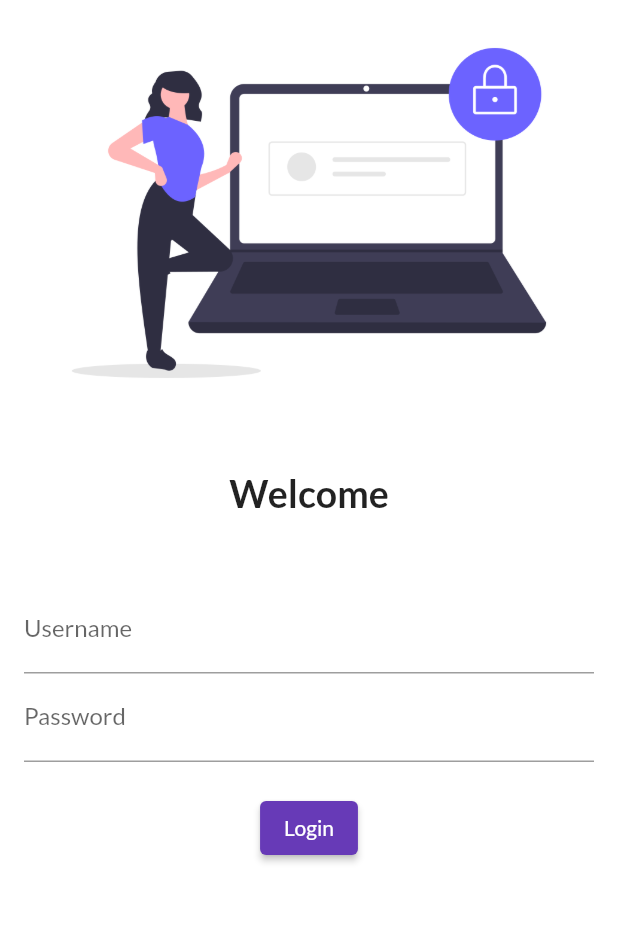
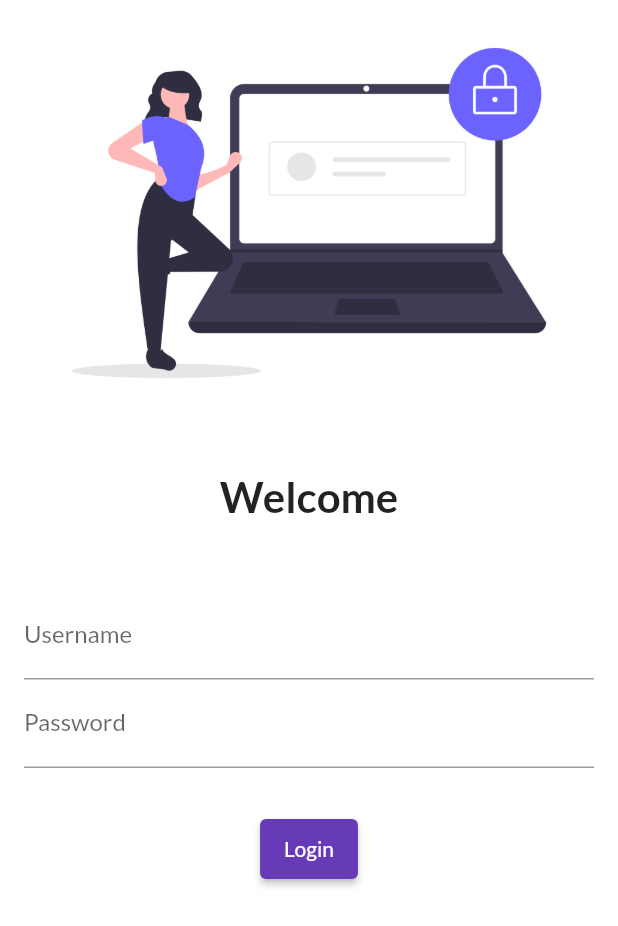
Before and after one commit to Ankushsup/Flutter, a Flutter app: the screen it shows after launch, after a tap on "Login", on a phone screen of 412 x 824 dp. Shown: the top 926 px of the screen. Run offline on Flutter 3.47's test engine with Material 2 defaults, Android fonts, the phone set to English and light mode, and no system bars; our stand-ins replace google_fonts.

Commit message:
Day 5 completed

```diff
--- /dev/null
+++ b/lib/Utils/routes.dart
@@ -0,0 +1,5 @@
+class MyRoutes {
+  static String loginRoute ="/Login";
+  static String homeRoute ="/Login";
+
+}
--- a/lib/main.dart
+++ b/lib/main.dart
@@ -1,5 +1,6 @@
 import 'package:flutter/material.dart';
 import 'package:flutter/widgets.dart';
+import 'package:flutter_application_1/Utils/routes.dart';
 
 import 'package:flutter_application_1/pages/Home_page.dart';
 import 'package:flutter_application_1/pages/LoginPage.dart';
@@ -25,8 +26,8 @@ class Myapp extends StatelessWidget {
       // initialRoute: "/",
       routes: {
         "/": (context) => LoginPage(),
-        "/home" :(context) =>HomePage(),
-        "/login":(context) => LoginPage(),
+        MyRoutes.homeRoute :(context) => HomePage(),
+        MyRoutes.loginRoute :(context) => LoginPage(),
       },
     );
   }
--- a/lib/pages/Home_page.dart
+++ b/lib/pages/Home_page.dart
@@ -9,7 +9,7 @@ class HomePage extends StatelessWidget {
       ),
       body: Center(
         child: Container(
-          child: Text("welcome to days of flutter"),
+          child: Text("welcome to  30 days of flutter"),
       )
     ),
     drawer: Drawer(),
--- a/lib/pages/LoginPage.dart
+++ b/lib/pages/LoginPage.dart
@@ -1,4 +1,6 @@
 import 'package:flutter/material.dart';
+
+import '../Utils/routes.dart';
 
 class LoginPage extends StatelessWidget {
 
@@ -6,6 +8,7 @@ class LoginPage extends StatelessWidget {
   Widget build(BuildContext context) {
     return Material(
       color: Colors.white,
+      child: SingleChildScrollView(
         child: Column(
           children: [
             Image.asset("Assets/Images/login_image.png",
@@ -17,7 +20,7 @@ class LoginPage extends StatelessWidget {
             Text(
               "Welcome",
               style: TextStyle(
-              fontSize: 25,
+                fontSize: 28,
                 fontWeight:FontWeight.bold,
               ),
             ),
@@ -42,13 +45,16 @@ class LoginPage extends StatelessWidget {
               ),
             ),
             SizedBox(
-            height: 20.0,
+              height: 30.0,
             ),
             ElevatedButton(
+              child: Text("Login"),
+              style: TextButton.styleFrom(
+                minimumSize: Size(30, 40)
+              ),
               onPressed: () {
-              print("Hi Ankush");
+                Navigator.pushNamed(context, MyRoutes.homeRoute);
               },
-            child: Text("Login"),
             ),
 
               ]
@@ -56,6 +62,7 @@ class LoginPage extends StatelessWidget {
               )
 
           ],
+        ),
       )
     );
   }
```
Lines whose indentation alone changed are shown as unchanged.
